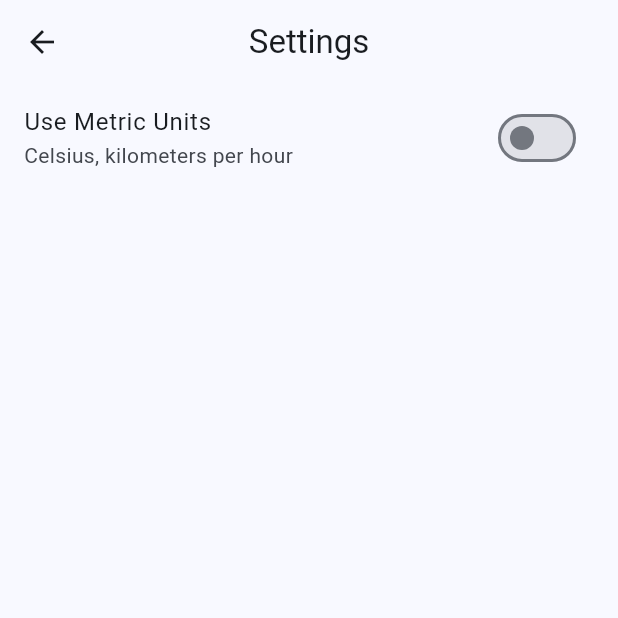
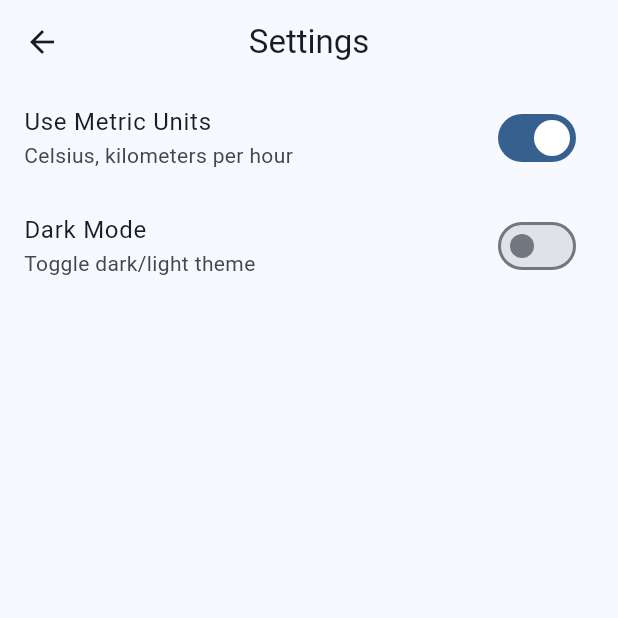
Before and after one commit to RevanthSurapaneni/cool-weather, a Flutter app: the screen it shows after launch, after a tap on the "settings" icon, on a phone screen of 412 x 824 dp, the top half of it. Run offline on Flutter 3.47's test engine with Material 3 defaults, Android fonts, the phone set to English and light mode, and no system bars; our stand-ins replace geolocator, shared_preferences, weather_icons; Roboto replaces fonts that are missing (Poppins).

Commit message:
add preferences saving support. implemented dark mode toggle in settings

```diff
--- a/lib/main.dart
+++ b/lib/main.dart
@@ -1,10 +1,10 @@
 import 'dart:async';
 import 'package:flutter/material.dart';
-import 'package:intl/intl.dart';
 import 'package:geolocator/geolocator.dart';
 import 'services/weather_service.dart';
 import 'widgets/forecast_widgets.dart';
 import 'pages/settings_page.dart';
+import 'services/preferences_service.dart';
 
 const Map<int, String> weatherDescriptions = {
   0: 'Clear sky',
@@ -33,7 +33,9 @@ const Map<int, String> weatherDescriptions = {
   99: 'Thunderstorm with heavy hail',
 };
 
-void main() {
+void main() async {
+  WidgetsFlutterBinding.ensureInitialized();
+  await PreferencesService.init();
   runApp(const MyApp());
 }
 
@@ -44,12 +46,73 @@ class MyApp extends StatefulWidget {
 }
 
 class _MyAppState extends State<MyApp> {
-  bool _useMetric = false;
+  final _prefs = PreferencesService();
+  bool _useMetric = true;
+  bool _useDarkMode = false;
+
+  @override
+  void initState() {
+    super.initState();
+    _loadPreferences();
+    _setupSystemTheme();
+  }
+
+  void _setupSystemTheme() {
+    final window = WidgetsBinding.instance.window;
+    _useDarkMode = _prefs.getUseDarkMode(); // Use saved preference first
+
+    // Update if system theme changes
+    window.onPlatformBrightnessChanged = () {
+      if (mounted) {
+        setState(() {
+          _useDarkMode = window.platformBrightness == Brightness.dark;
+          _prefs.saveUseDarkMode(_useDarkMode);
+        });
+      }
+    };
+  }
+
+  Future<void> _loadPreferences() async {
+    setState(() {
+      _useMetric = _prefs.getUseMetric();
+      _useDarkMode = _prefs.getUseDarkMode();
+    });
+  }
+
+  @override
+  void didChangeDependencies() {
+    super.didChangeDependencies();
+    // Get system theme preference
+    final window = WidgetsBinding.instance.window;
+    _useDarkMode = window.platformBrightness == Brightness.dark;
+
+    // Listen for system theme changes
+    window.onPlatformBrightnessChanged = () {
+      setState(() {
+        _useDarkMode = window.platformBrightness == Brightness.dark;
+      });
+    };
+  }
+
+  @override
+  void dispose() {
+    // Remove listener when disposing
+    WidgetsBinding.instance.window.onPlatformBrightnessChanged = null;
+    super.dispose();
+  }
 
   void _updateUnits(bool value) {
     setState(() {
       _useMetric = value;
     });
+    _prefs.saveUseMetric(value);
+  }
+
+  void _updateTheme(bool value) {
+    setState(() {
+      _useDarkMode = value;
+    });
+    _prefs.saveUseDarkMode(value);
   }
 
   @override
@@ -59,11 +122,10 @@ class _MyAppState extends State<MyApp> {
       theme: ThemeData(
         colorScheme: ColorScheme.fromSeed(
           seedColor: Colors.blue,
-          brightness: Brightness.light,
+          brightness: _useDarkMode ? Brightness.dark : Brightness.light,
         ),
         useMaterial3: true,
-        fontFamily: 'Poppins', // updated font family to Poppins
-        // Reverted scaffoldBackgroundColor and appBarTheme to original settings
+        fontFamily: 'Poppins',
         appBarTheme: const AppBarTheme(centerTitle: true, elevation: 0),
         cardTheme: CardTheme(
           elevation: 2,
@@ -73,29 +135,28 @@ class _MyAppState extends State<MyApp> {
         ),
         textTheme: TextTheme(
           headlineSmall: const TextStyle(
-            fontFamily: 'Poppins', // updated font family to Poppins
+            fontFamily: 'Poppins',
             fontWeight: FontWeight.bold,
             letterSpacing: -0.5,
           ),
           titleMedium: const TextStyle(
-            fontFamily: 'Poppins', // updated font family to Poppins
+            fontFamily: 'Poppins',
             fontSize: 20,
             color: Colors.blue,
           ),
           bodyLarge: const TextStyle(
-            fontFamily: 'Poppins', // updated font family to Poppins
+            fontFamily: 'Poppins',
             fontSize: 16,
           ),
           bodyMedium: const TextStyle(
-            fontFamily: 'Poppins', // updated font family to Poppins
+            fontFamily: 'Poppins',
             fontSize: 14,
           ),
         ),
         textSelectionTheme: const TextSelectionThemeData(
-          cursorColor: Color(0xFF2196F3), // Keep cursor color blue
+          cursorColor: Color(0xFF2196F3),
         ),
         inputDecorationTheme: const InputDecorationTheme(
-          // This ensures consistent cursor color across all text fields
           focusColor: Color(0xFF2196F3),
           focusedBorder: OutlineInputBorder(
             borderSide: BorderSide(
@@ -142,10 +203,12 @@ class _WeatherHomePageState extends State<WeatherHomePage> {
   final ScrollController _hourlyController = ScrollController();
   final ScrollController _dailyController = ScrollController();
   final ScrollController _mainScrollController = ScrollController();
+  final _prefs = PreferencesService();
 
   @override
   void initState() {
     super.initState();
+    _loadLastLocation();
     _searchController.addListener(_onSearchChanged);
     _focusNode.addListener(() {
       if (!_focusNode.hasFocus) {
@@ -159,6 +222,14 @@ class _WeatherHomePageState extends State<WeatherHomePage> {
         });
       }
     });
+  }
+
+  Future<void> _loadLastLocation() async {
+    final lastLocation = _prefs.getLastLocation();
+    if (lastLocation != null) {
+      final location = Location.fromJson(lastLocation);
+      await _selectLocation(location);
+    }
   }
 
   @override
@@ -220,12 +291,15 @@ class _WeatherHomePageState extends State<WeatherHomePage> {
       _searchController.text = location.displayName;
       _locations = [];
       _errorMessage = '';
-      _isLoading = true; // maintain loading while weather is fetched
+      _isLoading = true;
     });
     await _fetchWeather();
+    if (!isCurrent) {
+      await _prefs.addRecentSearch(location.toJson());
+    }
     _ignoreSearchUpdates = false;
     setState(() {
-      _isLoading = false; // now turn off loading after API call completes
+      _isLoading = false;
     });
     FocusScope.of(context).unfocus();
   }
@@ -284,7 +358,7 @@ class _WeatherHomePageState extends State<WeatherHomePage> {
       final weather = await WeatherService.getWeather(
         _selectedLocation!.latitude,
         _selectedLocation!.longitude,
-        useMetric: widget.useMetric, // Pass the metric setting
+        useMetric: widget.useMetric,
       );
       AirQualityData? airQuality;
       try {
@@ -292,10 +366,9 @@ class _WeatherHomePageState extends State<WeatherHomePage> {
           _selectedLocation!.latitude,
           _selectedLocation!.longitude,
         );
-        print('Air Quality Data: $airQuality'); // Log the air quality data
+        print('Air Quality Data: $airQuality');
         weather.airQualityData = airQuality;
       } catch (e) {
-        // Log the error but don't stop the app from working
         print('Failed to fetch air quality data: $e');
       }
       setState(() {
@@ -325,6 +398,8 @@ class _WeatherHomePageState extends State<WeatherHomePage> {
 
   @override
   Widget build(BuildContext context) {
+    final isDark = Theme.of(context).brightness == Brightness.dark;
+
     return Scaffold(
       appBar: AppBar(
         title: const Text('Weather App'),
@@ -349,12 +424,18 @@ class _WeatherHomePageState extends State<WeatherHomePage> {
                 MaterialPageRoute(
                   builder: (context) => SettingsPage(
                     useMetric: widget.useMetric,
+                    useDarkMode:
+                        Theme.of(context).brightness == Brightness.dark,
                     onUnitChanged: widget.onUnitsChanged,
+                    onThemeChanged:
+                        (context.findAncestorStateOfType<_MyAppState>())
+                                ?._updateTheme ??
+                            (_) {},
                   ),
                 ),
               );
               if (mounted) {
-                _fetchWeather(); // Refresh with new units
+                _fetchWeather();
               }
             },
           ),
@@ -369,11 +450,12 @@ class _WeatherHomePageState extends State<WeatherHomePage> {
                 padding: const EdgeInsets.all(16),
                 child: Column(
                   children: [
-                    // Replace TextField with TextFormField
                     TextFormField(
                       controller: _searchController,
                       focusNode: _focusNode,
-                      style: TextStyle(color: Colors.black87),
+                      style: TextStyle(
+                        color: isDark ? Colors.white : Colors.black87,
+                      ),
                       cursorWidth: 2.0,
                       cursorRadius: const Radius.circular(1),
                       decoration: InputDecoration(
@@ -397,17 +479,25 @@ class _WeatherHomePageState extends State<WeatherHomePage> {
                         ),
                         enabledBorder: OutlineInputBorder(
                           borderRadius: BorderRadius.circular(12),
-                          borderSide: BorderSide(color: Colors.grey.shade400),
+                          borderSide: BorderSide(
+                            color: isDark
+                                ? Colors.grey.shade600
+                                : Colors.grey.shade400,
+                          ),
                         ),
                         focusedBorder: OutlineInputBorder(
                           borderRadius: BorderRadius.circular(12),
-                          borderSide: BorderSide(color: Colors.blue, width: 2),
+                          borderSide: BorderSide(
+                            color: Theme.of(context).colorScheme.primary,
+                            width: 2,
+                          ),
                         ),
                         filled: true,
-                        fillColor: Colors.white,
+                        fillColor: isDark
+                            ? Theme.of(context).colorScheme.surface
+                            : Colors.white,
                       ),
                     ),
-                    // Updated search results with Material 3 styling
                     if (_locations.isNotEmpty)
                       Padding(
                         padding: const EdgeInsets.only(top: 8),
@@ -465,7 +555,7 @@ class _WeatherHomePageState extends State<WeatherHomePage> {
                   lastUpdated: _lastUpdated,
                   isCurrentLocationSelected: _isCurrentLocationSelected,
                   selectedLocation: _selectedLocation,
-                  useMetric: widget.useMetric, // Add this line
+                  useMetric: widget.useMetric,
                 ),
                 buildHourlyForecast(
                   _weatherData!.hourly,
@@ -473,13 +563,13 @@ class _WeatherHomePageState extends State<WeatherHomePage> {
                   _weatherData!.sunrise,
                   _weatherData!.sunset,
                   _hourlyController,
-                  widget.useMetric, // Added useMetric parameter
+                  widget.useMetric,
                 ),
                 const SizedBox(height: 16),
                 buildDailyForecast(
                   _weatherData!.daily,
                   _dailyController,
-                  widget.useMetric, // Added useMetric parameter
+                  widget.useMetric,
                 ),
               ],
             ],
--- a/lib/pages/settings_page.dart
+++ b/lib/pages/settings_page.dart
@@ -2,12 +2,16 @@ import 'package:flutter/material.dart';
 
 class SettingsPage extends StatelessWidget {
   final bool useMetric;
+  final bool useDarkMode;
   final Function(bool) onUnitChanged;
+  final Function(bool) onThemeChanged;
 
   const SettingsPage({
     super.key,
     required this.useMetric,
+    required this.useDarkMode,
     required this.onUnitChanged,
+    required this.onThemeChanged,
   });
 
   @override
@@ -26,6 +30,14 @@ class SettingsPage extends StatelessWidget {
               onChanged: onUnitChanged,
             ),
           ),
+          ListTile(
+            title: const Text('Dark Mode'),
+            subtitle: const Text('Toggle dark/light theme'),
+            trailing: Switch(
+              value: useDarkMode,
+              onChanged: onThemeChanged,
+            ),
+          ),
         ],
       ),
     );
--- /dev/null
+++ b/lib/services/preferences_service.dart
@@ -0,0 +1,90 @@
+import 'package:shared_preferences/shared_preferences.dart';
+import 'dart:convert';
+
+class PreferencesService {
+  static const String _kUseMetricKey = 'use_metric';
+  static const String _kUseDarkModeKey = 'use_dark_mode';
+  static const String _kLastLocationKey = 'last_location';
+  static const String _kRecentSearchesKey = 'recent_searches';
+
+  static final PreferencesService _instance = PreferencesService._internal();
+  static late final SharedPreferences _prefs;
+
+  factory PreferencesService() => _instance;
+
+  PreferencesService._internal();
+
+  static Future<void> init() async {
+    _prefs = await SharedPreferences.getInstance();
+  }
+
+  // Unit Preferences
+  Future<void> saveUseMetric(bool value) async {
+    await _prefs.setBool(_kUseMetricKey, value);
+  }
+
+  bool getUseMetric() {
+    return _prefs.getBool(_kUseMetricKey) ?? true;
+  }
+
+  // Theme Preferences
+  Future<void> saveUseDarkMode(bool value) async {
+    await _prefs.setBool(_kUseDarkModeKey, value);
+  }
+
+  bool getUseDarkMode() {
+    return _prefs.getBool(_kUseDarkModeKey) ?? false;
+  }
+
+  // Location Preferences
+  Future<void> saveLastLocation(Map<String, dynamic> location) async {
+    await _prefs.setString(_kLastLocationKey, json.encode(location));
+  }
+
+  Map<String, dynamic>? getLastLocation() {
+    final String? locationJson = _prefs.getString(_kLastLocationKey);
+    if (locationJson == null) return null;
+    try {
+      return json.decode(locationJson);
+    } catch (e) {
+      return null;
+    }
+  }
+
+  // Recent Searches
+  Future<void> addRecentSearch(Map<String, dynamic> location) async {
+    final List<String> searches =
+        _prefs.getStringList(_kRecentSearchesKey) ?? [];
+    final String locationJson = json.encode(location);
+
+    // Remove if exists and add to front
+    searches.remove(locationJson);
+    searches.insert(0, locationJson);
+
+    // Keep only last 5 searches
+    if (searches.length > 5) {
+      searches.removeLast();
+    }
+
+    await _prefs.setStringList(_kRecentSearchesKey, searches);
+  }
+
+  List<Map<String, dynamic>> getRecentSearches() {
+    final List<String> searches =
+        _prefs.getStringList(_kRecentSearchesKey) ?? [];
+    return searches
+        .map((s) {
+          try {
+            return json.decode(s) as Map<String, dynamic>;
+          } catch (e) {
+            return <String, dynamic>{};
+          }
+        })
+        .where((map) => map.isNotEmpty)
+        .toList();
+  }
+
+  Future<void> clearRecentSearches() async {
+    await _prefs.remove(_kRecentSearchesKey);
+  }
+}
```
Also changed, not shown: lib/services/platform_service.dart (added, +40 -0 lines), lib/services/weather_service.dart (+27 -6 lines), lib/widgets/forecast_widgets.dart (+61 -25 lines), pubspec.yaml (+11 -0 lines), pubspec.lock, 2 other files.
